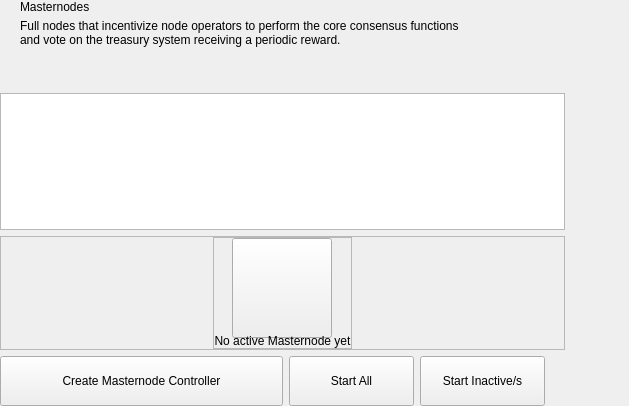
First picture: the form in src/qt/hemis/forms/masternodeswidget.ui, repository PIVX-Project/PIVX, before the edit.
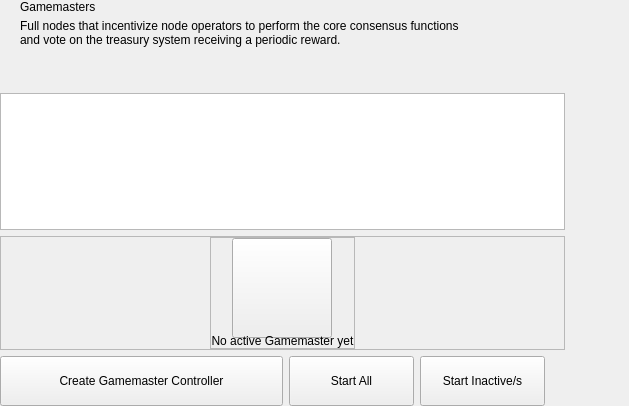
Second picture: the form after the edit. Custom widgets are drawn as their Qt base class.

The edit to the form file:
```diff
--- a/src/qt/hemis/forms/masternodeswidget.ui
+++ b/src/qt/hemis/forms/masternodeswidget.ui
@@ -65,7 +65,7 @@
             <item>
              <widget class="QLabel" name="labelTitle">
               <property name="text">
-               <string>Masternodes</string>
+               <string>Gamemasters</string>
               </property>
              </widget>
             </item>
@@ -227,7 +227,7 @@
                  <string notr="true"/>
                 </property>
                 <property name="text">
-                 <string>No active Masternode yet</string>
+                 <string>No active Gamemaster yet</string>
                 </property>
                 <property name="alignment">
                  <set>Qt::AlignCenter</set>
@@ -279,7 +279,7 @@
              <enum>Qt::NoFocus</enum>
             </property>
             <property name="text">
-             <string>Create Masternode Controller</string>
+             <string>Create Gamemaster Controller</string>
             </property>
            </widget>
           </item>
```
